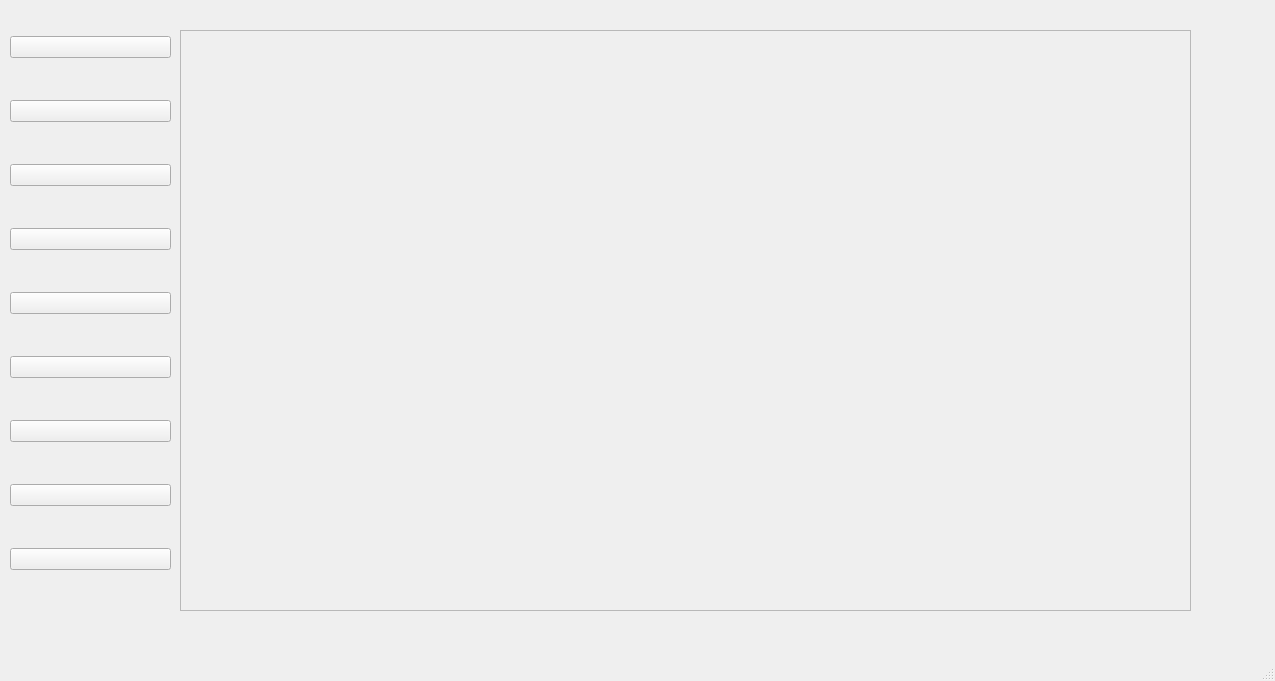
The window that mainwindow.ui (Frank-abcd/Neural-Network-Visualization) describes before a commit, drawn with Qt 5.
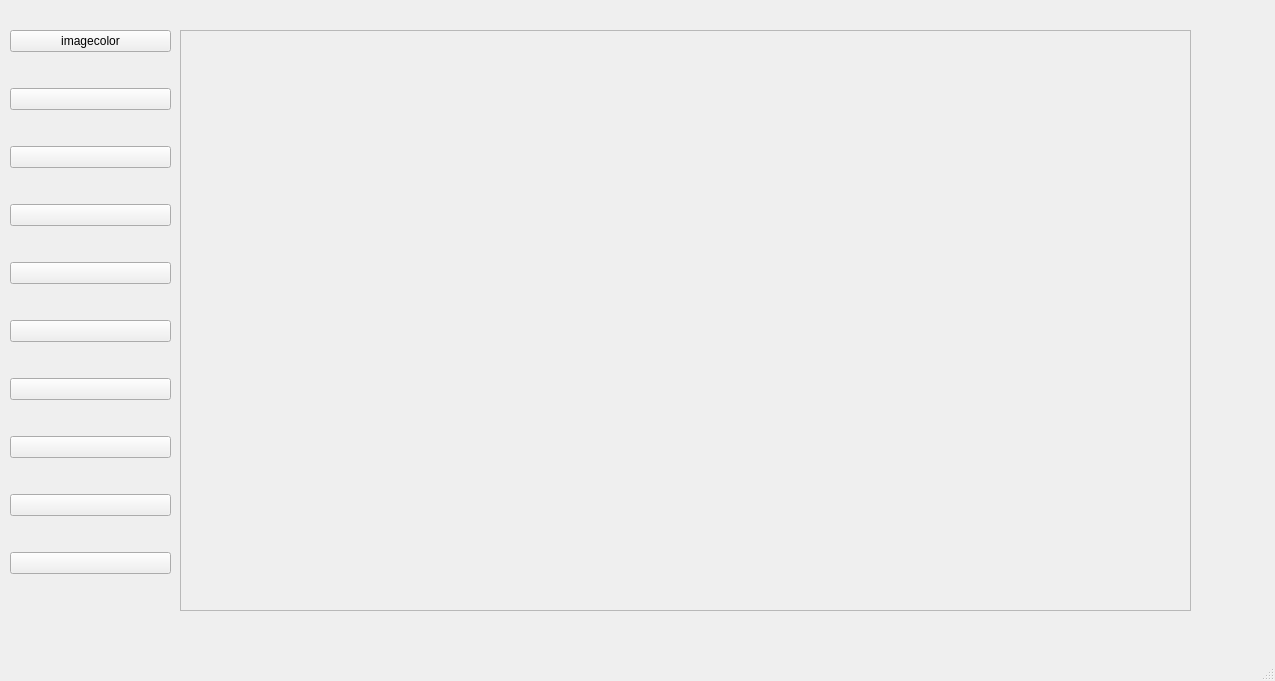
The same window after the commit.

Patch:
```diff
--- a/mainwindow.ui
+++ b/mainwindow.ui
@@ -24,6 +24,13 @@
      </rect>
     </property>
     <layout class="QVBoxLayout" name="verticalLayout">
+     <item>
+      <widget class="QPushButton" name="imagecolor">
+       <property name="text">
+        <string>imagecolor</string>
+       </property>
+      </widget>
+     </item>
      <item>
       <widget class="QPushButton" name="user">
        <property name="minimumSize">
```
